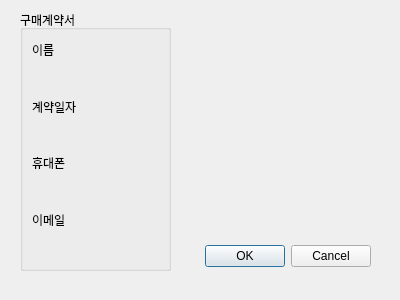
Glen-Lee-glitch/new_viewer, file ui/gemini_results_dialog.ui: the form before one commit.
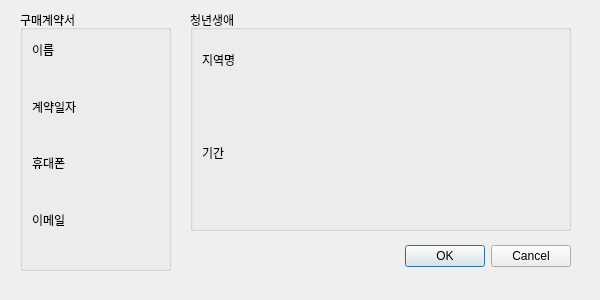
The form after the commit.

Commit message:
feat: 청년생애에 대한 정보도 '있으면' 보여지도록 구현
- 'test_ai_청년생애' 테이블에서 데이터 가져옴

```diff
--- a/ui/gemini_results_dialog.ui
+++ b/ui/gemini_results_dialog.ui
@@ -6,7 +6,7 @@
    <rect>
     <x>0</x>
     <y>0</y>
-    <width>400</width>
+    <width>600</width>
     <height>300</height>
    </rect>
   </property>
@@ -18,7 +18,7 @@
     <rect>
      <x>30</x>
      <y>240</y>
-     <width>341</width>
+     <width>541</width>
      <height>32</height>
     </rect>
    </property>
@@ -100,6 +100,55 @@
     </item>
    </layout>
   </widget>
+  <widget class="QGroupBox" name="youth_groupBox">
+   <property name="geometry">
+    <rect>
+     <x>190</x>
+     <y>10</y>
+     <width>381</width>
+     <height>221</height>
+    </rect>
+   </property>
+   <property name="title">
+    <string>청년생애</string>
+   </property>
+   <layout class="QVBoxLayout" name="verticalLayout_2">
+    <item>
+     <widget class="QLabel" name="label_5">
+      <property name="text">
+       <string>지역명</string>
+      </property>
+     </widget>
+    </item>
+    <item>
+     <widget class="QLabel" name="local_name_label">
+      <property name="text">
+       <string/>
+      </property>
+      <property name="wordWrap">
+       <bool>true</bool>
+      </property>
+     </widget>
+    </item>
+    <item>
+     <widget class="QLabel" name="label_6">
+      <property name="text">
+       <string>기간</string>
+      </property>
+     </widget>
+    </item>
+    <item>
+     <widget class="QLabel" name="range_date_label">
+      <property name="text">
+       <string/>
+      </property>
+      <property name="wordWrap">
+       <bool>true</bool>
+      </property>
+     </widget>
+    </item>
+   </layout>
+  </widget>
  </widget>
  <resources/>
  <connections>
```
The commit also changes 2 other files.
